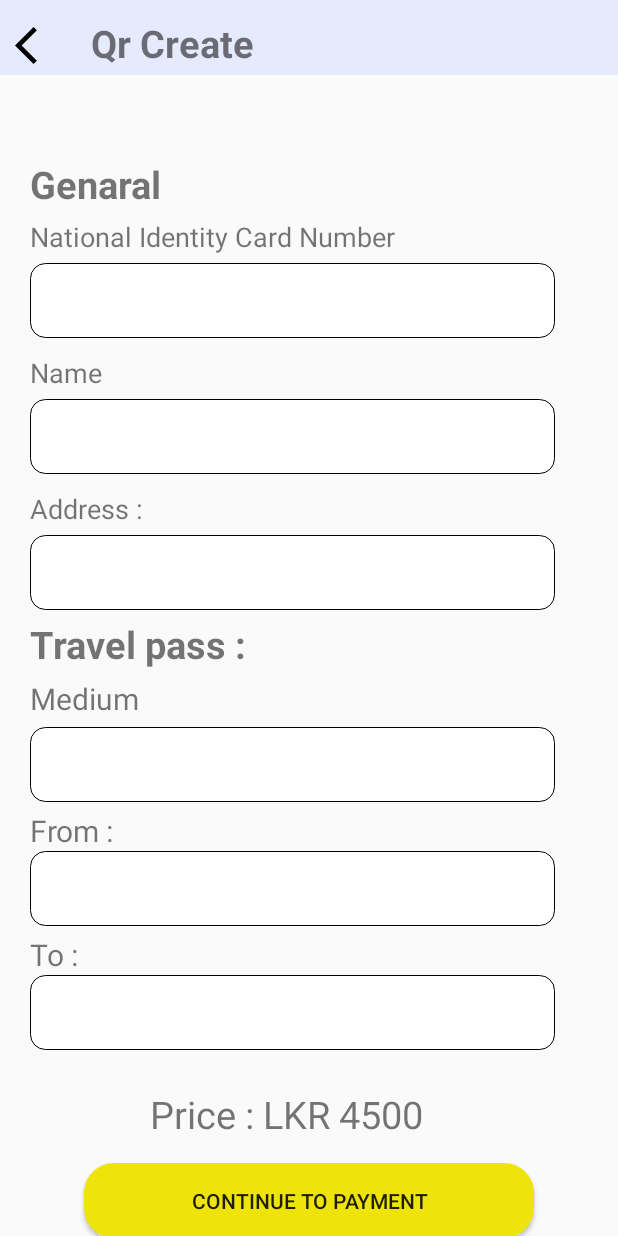
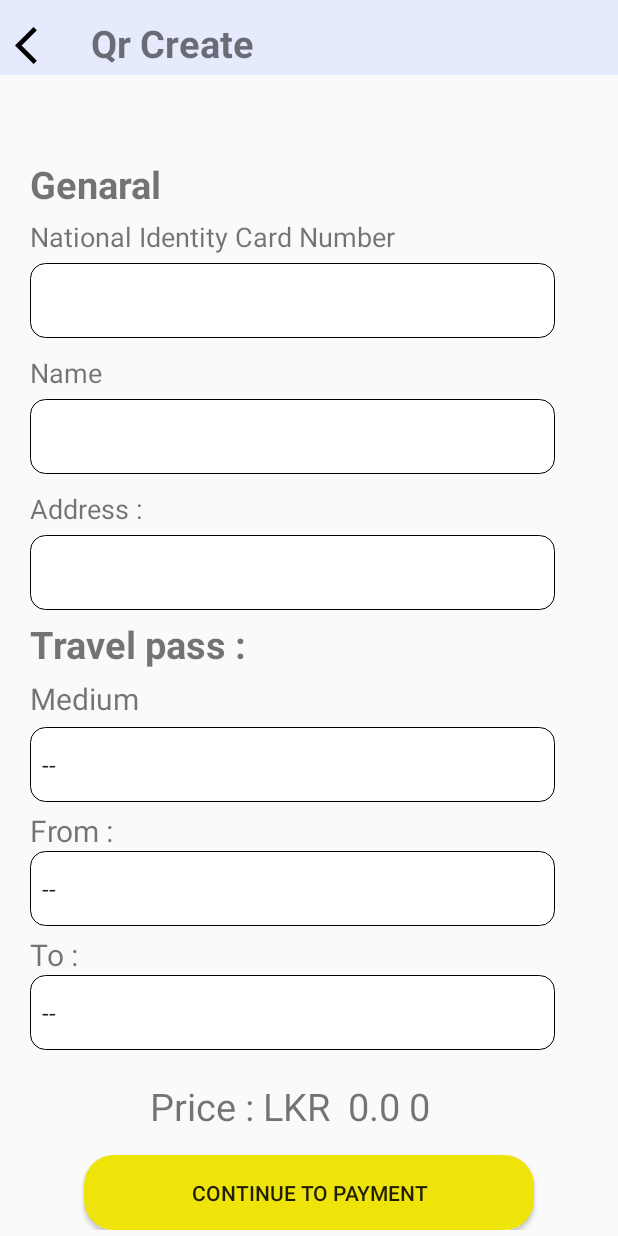
Before and after one commit to Chamidu-Maduwantha/TravelNGo_Passenger, an Android app: the screen it shows after launch once a user with an empty profile is signed in (Details), on a phone screen of 412 x 824 dp. Run offline under Robolectric (Android 15) with nearby library versions, the phone set to English and light mode, and no system bars; our stand-ins replace Firebase (no records; nobody signed in at launch, a user with empty details on screens opened directly), Volley; libraries missing offline, so code that uses them is left out: com.stripe.android; network calls fail; 1 statement that could not run was skipped.

Commit message:
New Changes

```diff
--- a/app/src/main/java/com/example/travelpass/Details.kt
+++ b/app/src/main/java/com/example/travelpass/Details.kt
@@ -2,16 +2,25 @@ package com.example.travelpass
 
 import android.content.ContentValues
 import android.content.Intent
+import android.os.Bundle
+import android.text.TextUtils
+import android.util.Log
+import android.view.View
+import android.widget.*
 import androidx.appcompat.app.AppCompatActivity
-import android.os.Bundle
-import android.util.Log
-import android.widget.ArrayAdapter
-import android.widget.Button
-import android.widget.Toast
+import com.android.volley.Request
+import com.android.volley.Response
+import com.android.volley.toolbox.StringRequest
+import com.android.volley.toolbox.Volley
+import com.example.travelpass.databinding.ActivityCheckoutBinding
 import com.example.travelpass.databinding.ActivityDetailsBinding
 import com.google.firebase.auth.FirebaseAuth
 import com.google.firebase.database.*
-import com.google.firebase.database.core.Context
+import com.stripe.android.PaymentConfiguration
+import com.stripe.android.paymentsheet.PaymentSheet
+import com.stripe.android.paymentsheet.PaymentSheetResult
+import org.json.JSONObject
+
 
 class Details : AppCompatActivity() {
 
@@ -20,15 +29,43 @@ class Details : AppCompatActivity() {
     private lateinit var databaseReference: DatabaseReference
     private lateinit var btnfinish:Button
     private lateinit var database:FirebaseDatabase
+    private lateinit var spinner1: Spinner
+    private lateinit var spinnerFrom: Spinner
+    private lateinit var spinnerTo: Spinner
+    private lateinit var priceTextView: TextView
+    private lateinit var btnback:Button
+
+    var paymentsheet: PaymentSheet? = null
+    var paymentIntentClientSecret: String? = null
+    var configuration: PaymentSheet.CustomerConfiguration? = null
 
 
     override fun onCreate(savedInstanceState: Bundle?) {
+
+
         super.onCreate(savedInstanceState)
         //setContentView(R.layout.activity_details)
         binding = ActivityDetailsBinding.inflate(layoutInflater)
         setContentView(binding.root)
 
+        auth = FirebaseAuth.getInstance()
+        fetchApi()
+        val price = intent.getDoubleExtra("price", 0.0)
+
+
+        val paymentSheet = PaymentSheet(this) { paymentSheetResult ->
+            onPaymentSheetResult(paymentSheetResult)
+        }
+
+
+
         btnfinish = findViewById(R.id.btnfinish)
+        btnback = findViewById(R.id.btnback)
+
+        btnback.setOnClickListener {
+            val intent = Intent(this,home::class.java)
+            startActivity(intent)
+        }
 
         auth = FirebaseAuth.getInstance()
         val uid =auth.currentUser?.uid
@@ -58,7 +95,7 @@ class Details : AppCompatActivity() {
 
 
 
-        database.getReference("user").child(uid).child("username").addValueEventListener(object :
+        database.getReference("passenger").child(uid).child("username").addValueEventListener(object :
             ValueEventListener {
             override fun onDataChange(snapshot: DataSnapshot) {
                 val uname = snapshot.getValue(String::class.java)
@@ -72,7 +109,7 @@ class Details : AppCompatActivity() {
         })
 
 
-        database.getReference("user").child(uid).child("address").addValueEventListener(object :
+        database.getReference("passenger").child(uid).child("address").addValueEventListener(object :
             ValueEventListener {
             override fun onDataChange(snapshot: DataSnapshot) {
                 val address = snapshot.getValue(String::class.java)
@@ -86,36 +123,228 @@ class Details : AppCompatActivity() {
         })
 
 
-        /*btnfinish.setOnClickListener {
-
-            val NIC = binding.edtnic.text.toString()
-            val birthday = binding.edtbirth.text.toString()
-            val address = binding.edtAddress.text.toString()
-
-            val user = User(NIC,birthday,address)
-            if(uid != null){
-
-                databaseReference.child(uid).setValue(user).addOnCompleteListener {
-                    if (it.isSuccessful){
-
-                        val intent = Intent(this@Details, home::class.java)
-                        startActivity(intent)
-
-                        Toast.makeText(this@Details,"Successful",Toast.LENGTH_SHORT).show()
-
-                    }else{
-                        Toast.makeText(this@Details,"Failed to store data",Toast.LENGTH_SHORT).show()
-                    }
-                }
-
-            }
-        }*/
 
 
-        /*// After the user submits the form, store their details in the database
-        val uid = getSharedPreferences("MyPrefs", Context.MODE_PRIVATE).getString("uid", "")
-        FirebaseDatabase.getInstance().getReference("users").child(uid).setValue(Details)*/
+        //+++++Medium+++++
+        spinner1 = findViewById(R.id.dropmedium)
+
+        // Create an ArrayAdapter using a string array and a default spinner layout
+        val adapterMed = ArrayAdapter.createFromResource(
+            this,
+            R.array.dropdown_items, // Array resource containing the items
+            android.R.layout.simple_spinner_item
+        )
+
+        // Specify the layout to use when the dropdown list appears
+        adapterMed.setDropDownViewResource(android.R.layout.simple_spinner_dropdown_item)
+
+        // Apply the adapter to the spinner
+        spinner1.adapter = adapterMed
+
+
+        //+++From++++
+        spinnerFrom = findViewById(R.id.dropFrom)
+
+        // Create an ArrayAdapter using a string array and a default spinner layout
+        val adapterFrom = ArrayAdapter.createFromResource(
+            this,
+            R.array.from_items, // Array resource containing the items
+            android.R.layout.simple_spinner_item
+        )
+
+        // Specify the layout to use when the dropdown list appears
+        adapterFrom.setDropDownViewResource(android.R.layout.simple_spinner_dropdown_item)
+
+        // Apply the adapter to the spinner
+        spinnerFrom.adapter = adapterFrom
+
+
+
+
+        //+++++To++++++
+        spinnerTo = findViewById(R.id.dropTo)
+
+        // Create an ArrayAdapter using a string array and a default spinner layout
+        val adapterTo = ArrayAdapter.createFromResource(
+            this,
+            R.array.to_items, // Array resource containing the items
+            android.R.layout.simple_spinner_item
+        )
+
+        // Specify the layout to use when the dropdown list appears
+        adapterTo.setDropDownViewResource(android.R.layout.simple_spinner_dropdown_item)
+
+        // Apply the adapter to the spinner
+        spinnerTo.adapter = adapterTo
+
+        spinner1.onItemSelectedListener = spinnerItemSelectedListener
+        spinnerFrom.onItemSelectedListener = spinnerItemSelectedListener
+        spinnerTo.onItemSelectedListener = spinnerItemSelectedListener
+
+        btnfinish.setOnClickListener {
+            // Get the selected values from the spinners
+            val selectedMedium = spinner1.selectedItem.toString()
+            val selectedFrom = spinnerFrom.selectedItem.toString()
+            val selectedTo = spinnerTo.selectedItem.toString()
+
+            // Update the values in the Firebase Realtime Database
+            val currentUser = FirebaseAuth.getInstance().currentUser
+            currentUser?.uid?.let { userId ->
+                val database = FirebaseDatabase.getInstance()
+                val userRef = database.reference.child("passenger").child(userId)
+                userRef.child("pass type").setValue(selectedMedium)
+                userRef.child("from").setValue(selectedFrom)
+                userRef.child("to").setValue(selectedTo)
+            }
+
+
+            paymentIntentClientSecret?.let { it1 -> paymentSheet.presentWithPaymentIntent(it1, PaymentSheet.Configuration("TravelNGo", configuration)) }
+        }
+
+
 
 
     }
+
+
+    private val spinnerItemSelectedListener = object : AdapterView.OnItemSelectedListener {
+        override fun onItemSelected(parent: AdapterView<*>?, view: View?, position: Int, id: Long) {
+            updateTotalPrice()
+            val selectedItem = parent?.getItemAtPosition(position).toString()
+            btnfinish.isEnabled = !selectedItem.isEmpty()
+            /*val currentUser = FirebaseAuth.getInstance().currentUser
+            currentUser?.uid?.let { userId ->
+                // Store the selected item for the current user in Firebase Realtime Database
+                val database = FirebaseDatabase.getInstance()
+                val userRef = database.reference.child("passenger").child(userId)
+                when (parent?.id) {
+                    R.id.dropmedium -> userRef.child("pass type").setValue(selectedItem)
+                    R.id.dropFrom -> userRef.child("from").setValue(selectedItem)
+                    R.id.dropTo -> userRef.child("to").setValue(selectedItem)
+                    else -> {
+                        throw IllegalArgumentException("Invalid view id: ${parent?.id}")
+                    }
+                }.addOnSuccessListener {
+                    // Update successful
+                    //Toast.makeText(applicationContext, "Item updated in database", Toast.LENGTH_SHORT).show()
+                }.addOnFailureListener {
+                    // Error occurred while updating
+                    //Toast.makeText(applicationContext, "Failed to update item in database", Toast.LENGTH_SHORT).show()
+                }
+            }*/
+
+        }
+
+        override fun onNothingSelected(parent: AdapterView<*>?) {
+            btnfinish.isEnabled = false
+        }
+
+    }
+
+
+
+        private fun calculatePrice(medium: String, from: String, to: String): Double {
+        return when (medium) {
+            "Bus" -> calculateBusPrice(from, to)
+            "Train" -> calculateTrainPrice(from, to)
+            else -> 0.0
+        }
+    }
+
+    private fun calculateBusPrice(from: String, to: String): Double {
+        return when {
+            from == "Colombo" && to == "Matara" || from == "Matara" && to == "Colombo" -> 550.00
+            from == "Colombo" && to == "Polonnaruwa" || from == "Polonnaruwa" && to == "Colombo" -> 750.00
+            else -> 0.0
+        }
+    }
+
+    private fun calculateTrainPrice(from: String, to: String): Double {
+        return when {
+            from == "Colombo" && to == "Matara" || from == "Matara" && to == "Colombo" -> 300.00
+            from == "Colombo" && to == "Polonnaruwa" || from == "Polonnaruwa" && to == "Colombo" -> 400.00
+
+            else -> 0.0
+        }
+    }
+
+    private fun updateTotalPrice() {
+        val selectedMedium = spinner1.selectedItem.toString()
+        val selectedFrom = spinnerFrom.selectedItem.toString()
+        val selectedTo = spinnerTo.selectedItem.toString()
+
+        val price = calculatePrice(selectedMedium, selectedFrom, selectedTo)
+        binding.edtprice.text = " $price 0"
+    }
+
+
+
+    //Checkout
+
+    private fun fetchApi(){
+        val queue = Volley.newRequestQueue(this)
+        val url = "https://travelpayment.000webhostapp.com/"
+
+        val stringRequest = object : StringRequest(
+            Request.Method.POST, url,
+            Response.Listener<String> { response ->
+
+                val jsonObject = JSONObject(response)
+                configuration = PaymentSheet.CustomerConfiguration(
+                    jsonObject.getString("customer"),
+                    jsonObject.getString("ephemeralKey")
+                )
+                paymentIntentClientSecret = jsonObject.getString("paymentIntent");
+                PaymentConfiguration.init(getApplicationContext(), jsonObject.getString("publishableKey"));
+            },
+            Response.ErrorListener { error ->
+
+            }) {
+            override fun getParams(): MutableMap<String, String> {
+                val params = HashMap<String, String>()
+                params["param"] = "abc"
+                return params
+            }
+        }
+
+        queue.add(stringRequest)
+    }
+
+
+    private fun onPaymentSheetResult(paymentSheetResult: PaymentSheetResult) {
+        when (paymentSheetResult) {
+            is PaymentSheetResult.Canceled -> {
+                Toast.makeText(this, "Canceled", Toast.LENGTH_SHORT).show()
+
+                // Redirect to the home page
+                val intent = Intent(this, home::class.java)
+                startActivity(intent)
+            }
+            is PaymentSheetResult.Failed -> {
+                Toast.makeText(this, paymentSheetResult.error.message, Toast.LENGTH_SHORT).show()
+
+                // Redirect to the home page
+                val intent = Intent(this, home::class.java)
+                startActivity(intent)
+            }
+            is PaymentSheetResult.Completed -> {
+                Toast.makeText(this, "Payment Success", Toast.LENGTH_SHORT).show()
+
+                // Update Firebase Realtime Database status as active
+
+                // Update Firebase Realtime Database status as active
+                val databaseRef = FirebaseDatabase.getInstance().reference
+                val uid = auth.currentUser?.uid!!
+                val statusRef = databaseRef.child("passenger").child(uid).child("status")
+                statusRef.setValue("active")
+
+                // Redirect to the home page
+                // Redirect to the home page
+                val intent = Intent(this, home::class.java)
+                startActivity(intent)
+
+            }
+        }
+    }
+
 }
--- a/app/src/main/java/com/example/travelpass/LoginPage.kt
+++ b/app/src/main/java/com/example/travelpass/LoginPage.kt
@@ -39,8 +39,13 @@ class LoginPage : AppCompatActivity() {
 
                 auth.signInWithEmailAndPassword(email, password).addOnCompleteListener(this) {
                     if (it.isSuccessful){
+
+                        val sessionManager = SessionManager(this)
+                        sessionManager.setLoggedIn(true)
+
                         val intent = Intent(this@LoginPage,home::class.java)
                         startActivity(intent)
+
                     }else{
                         Toast.makeText(applicationContext,"email or password incorrect",Toast.LENGTH_SHORT).show()
                     }
--- a/app/src/main/java/com/example/travelpass/Register.kt
+++ b/app/src/main/java/com/example/travelpass/Register.kt
@@ -104,6 +104,10 @@ class Register : AppCompatActivity() {
                 hashMap.put("birthday",birthday)
                 hashMap.put("address",address)
                 hashMap.put("Travel date","")
+                hashMap.put("pass type","")
+                hashMap.put("status","")
+                hashMap.put("from","")
+                hashMap.put("to","")
 
                 databaseReference.setValue(hashMap).addOnCompleteListener (this){
                     if (it.isSuccessful){
--- a/app/src/main/res/layout/activity_card.xml
+++ b/app/src/main/res/layout/activity_card.xml
@@ -112,7 +112,7 @@
                 <ImageView
                     android:layout_width="150dp"
                     android:layout_height="100dp"
-                    android:src="@drawable/bus"
+                    android:src="@drawable/highwaybus"
                     />
                 <TextView
                     android:layout_width="100dp"
--- a/app/src/main/res/layout/activity_details.xml
+++ b/app/src/main/res/layout/activity_details.xml
@@ -22,6 +22,7 @@
             android:background="@color/lightblue">
 
             <Button
+                android:id="@+id/btnback"
                 android:layout_width="30dp"
                 android:layout_height="30dp"
                 android:background="@drawable/back"
@@ -167,7 +168,7 @@
                 android:layout_width="350dp"
                 android:layout_height="50dp"
                 android:layout_below="@+id/medium"
-
+                android:layout_centerInParent="true"
                 android:background="@drawable/edt_background"/>
 
             <TextView
@@ -181,11 +182,12 @@
 
                 />
 
-            <EditText
-                android:id="@+id/edtfrom"
+            <Spinner
+                android:id="@+id/dropFrom"
                 android:layout_width="350dp"
                 android:layout_height="50dp"
-                android:layout_below="@+id/from"
+                android:layout_below="@+id/medium"
+                android:layout_centerInParent="true"
                 android:background="@drawable/edt_background"/>
 
             <TextView
@@ -199,12 +201,12 @@
 
                 />
 
-            <EditText
-                android:id="@+id/edtto"
+            <Spinner
+                android:id="@+id/dropTo"
                 android:layout_width="350dp"
                 android:layout_height="50dp"
-                android:layout_below="@+id/to"
-                android:layout_marginBottom="5dp"
+                android:layout_below="@+id/medium"
+                android:layout_centerInParent="true"
                 android:background="@drawable/edt_background"/>
 
         </LinearLayout>
--- a/app/src/main/res/values/strings.xml
+++ b/app/src/main/res/values/strings.xml
@@ -20,4 +20,26 @@
     <string name="login_failed">"Login failed"</string>
     <string name="title_activity_home_page">Home_page</string>
     <string name="title_activity_home">home</string>
+
+    <string-array name="dropdown_items">
+        <item>--</item>
+        <item>Bus</item>
+        <item>Train</item>
+    </string-array>
+
+    <string-array name="from_items">
+        <item>--</item>
+        <item>Colombo</item>
+        <item>Matara</item>
+        <item>Polonnaruwa</item>
+    </string-array>
+
+    <string-array name="to_items">
+        <item>--</item>
+        <item>Matara</item>
+        <item>Colombo</item>
+        <item>Polonnaruwa</item>
+    </string-array>
+
+
 </resources>
```
Also changed, not shown: app/build.gradle (+8 -2 lines), app/src/main/AndroidManifest.xml (+8 -1 lines), app/src/main/java/com/example/travelpass/CheckoutActivity.kt (added, +33 -0 lines), app/src/main/java/com/example/travelpass/SessionManager.kt (added, +25 -0 lines), app/src/main/java/com/example/travelpass/home.kt (+33 -0 lines), app/src/main/java/com/example/travelpass/splashScreen.kt (+30 -2 lines), app/src/main/java/com/example/travelpass/view_qr.kt (added, +11 -0 lines), app/src/main/res/layout/activity_checkout.xml (added, +32 -0 lines), app/src/main/res/layout/activity_home.xml (+16 -4 lines), app/src/main/res/layout/activity_view_qr.xml (added, +9 -0 lines), app/src/main/res/drawable/highwaybus.jpg (added).
